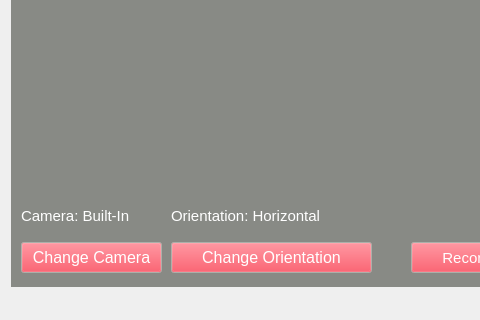
Above: leddargui/mainwindow.ui from SCCapstone/Sense-Able before the change; both pictures show x 0 to 480 and y 406 to 726 of the 892 by 726 pixel window. Below: the same form after it.
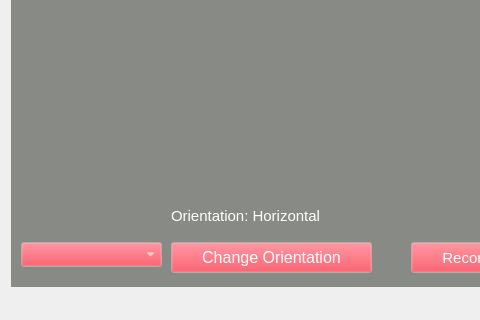
That is the form after the change.

Commit message: added the QComboBox that lists the current cameras that are plugged in and got rid of the old change camera method. closes #90

```diff
--- a/leddargui/mainwindow.ui
+++ b/leddargui/mainwindow.ui
@@ -413,88 +413,6 @@
            <string>Back</string>
           </property>
          </widget>
-         <widget class="QPushButton" name="changeCamera">
-          <property name="geometry">
-           <rect>
-            <x>10</x>
-            <y>620</y>
-            <width>141</width>
-            <height>31</height>
-           </rect>
-          </property>
-          <property name="palette">
-           <palette>
-            <active>
-             <colorrole role="Button">
-              <brush brushstyle="SolidPattern">
-               <color alpha="255">
-                <red>245</red>
-                <green>36</green>
-                <blue>54</blue>
-               </color>
-              </brush>
-             </colorrole>
-             <colorrole role="ButtonText">
-              <brush brushstyle="SolidPattern">
-               <color alpha="255">
-                <red>255</red>
-                <green>255</green>
-                <blue>255</blue>
-               </color>
-              </brush>
-             </colorrole>
-            </active>
-            <inactive>
-             <colorrole role="Button">
-              <brush brushstyle="SolidPattern">
-               <color alpha="255">
-                <red>245</red>
-                <green>36</green>
-                <blue>54</blue>
-               </color>
-              </brush>
-             </colorrole>
-             <colorrole role="ButtonText">
-              <brush brushstyle="SolidPattern">
-               <color alpha="255">
-                <red>255</red>
-                <green>255</green>
-                <blue>255</blue>
-               </color>
-              </brush>
-             </colorrole>
-            </inactive>
-            <disabled>
-             <colorrole role="Button">
-              <brush brushstyle="SolidPattern">
-               <color alpha="255">
-                <red>245</red>
-                <green>36</green>
-                <blue>54</blue>
-               </color>
-              </brush>
-             </colorrole>
-             <colorrole role="ButtonText">
-              <brush brushstyle="SolidPattern">
-               <color alpha="255">
-                <red>190</red>
-                <green>190</green>
-                <blue>190</blue>
-               </color>
-              </brush>
-             </colorrole>
-            </disabled>
-           </palette>
-          </property>
-          <property name="font">
-           <font>
-            <pointsize>12</pointsize>
-           </font>
-          </property>
-          <property name="text">
-           <string>Change Camera</string>
-          </property>
-         </widget>
          <widget class="QPushButton" name="changeOrient">
           <property name="geometry">
            <rect>
@@ -577,137 +495,6 @@
            <string>Change Orientation</string>
           </property>
          </widget>
-         <widget class="QLabel" name="cameraLabel">
-          <property name="geometry">
-           <rect>
-            <x>10</x>
-            <y>580</y>
-            <width>141</width>
-            <height>27</height>
-           </rect>
-          </property>
-          <property name="palette">
-           <palette>
-            <active>
-             <colorrole role="WindowText">
-              <brush brushstyle="SolidPattern">
-               <color alpha="255">
-                <red>255</red>
-                <green>255</green>
-                <blue>255</blue>
-               </color>
-              </brush>
-             </colorrole>
-             <colorrole role="Base">
-              <brush brushstyle="SolidPattern">
-               <color alpha="255">
-                <red>255</red>
-                <green>255</green>
-                <blue>255</blue>
-               </color>
-              </brush>
-             </colorrole>
-             <colorrole role="Window">
-              <brush brushstyle="SolidPattern">
-               <color alpha="255">
-                <red>255</red>
-                <green>255</green>
-                <blue>255</blue>
-               </color>
-              </brush>
-             </colorrole>
-             <colorrole role="ToolTipBase">
-              <brush brushstyle="SolidPattern">
-               <color alpha="255">
-                <red>255</red>
-                <green>255</green>
-                <blue>255</blue>
-               </color>
-              </brush>
-             </colorrole>
-            </active>
-            <inactive>
-             <colorrole role="WindowText">
-              <brush brushstyle="SolidPattern">
-               <color alpha="255">
-                <red>255</red>
-                <green>255</green>
-                <blue>255</blue>
-               </color>
-              </brush>
-             </colorrole>
-             <colorrole role="Base">
-              <brush brushstyle="SolidPattern">
-               <color alpha="255">
-                <red>255</red>
-                <green>255</green>
-                <blue>255</blue>
-               </color>
-              </brush>
-             </colorrole>
-             <colorrole role="Window">
-              <brush brushstyle="SolidPattern">
-               <color alpha="255">
-                <red>255</red>
-                <green>255</green>
-                <blue>255</blue>
-               </color>
-              </brush>
-             </colorrole>
-             <colorrole role="ToolTipBase">
-              <brush brushstyle="SolidPattern">
-               <color alpha="255">
-                <red>255</red>
-                <green>255</green>
-                <blue>255</blue>
-               </color>
-              </brush>
-             </colorrole>
-            </inactive>
-            <disabled>
-             <colorrole role="WindowText">
-              <brush brushstyle="SolidPattern">
-               <color alpha="255">
-                <red>190</red>
-                <green>190</green>
-                <blue>190</blue>
-               </color>
-              </brush>
-             </colorrole>
-             <colorrole role="Base">
-              <brush brushstyle="SolidPattern">
-               <color alpha="255">
-                <red>255</red>
-                <green>255</green>
-                <blue>255</blue>
-               </color>
-              </brush>
-             </colorrole>
-             <colorrole role="Window">
-              <brush brushstyle="SolidPattern">
-               <color alpha="255">
-                <red>255</red>
-                <green>255</green>
-                <blue>255</blue>
-               </color>
-              </brush>
-             </colorrole>
-             <colorrole role="ToolTipBase">
-              <brush brushstyle="SolidPattern">
-               <color alpha="255">
-                <red>255</red>
-                <green>255</green>
-                <blue>255</blue>
-               </color>
-              </brush>
-             </colorrole>
-            </disabled>
-           </palette>
-          </property>
-          <property name="text">
-           <string>Camera: Built-In</string>
-          </property>
-         </widget>
          <widget class="QLabel" name="orientLabel">
           <property name="geometry">
            <rect>
@@ -1201,17 +988,144 @@
            <string>Stop</string>
           </property>
          </widget>
+         <widget class="QComboBox" name="cameraComboBox">
+          <property name="geometry">
+           <rect>
+            <x>10</x>
+            <y>620</y>
+            <width>141</width>
+            <height>25</height>
+           </rect>
+          </property>
+          <property name="palette">
+           <palette>
+            <active>
+             <colorrole role="WindowText">
+              <brush brushstyle="SolidPattern">
+               <color alpha="255">
+                <red>255</red>
+                <green>255</green>
+                <blue>255</blue>
+               </color>
+              </brush>
+             </colorrole>
+             <colorrole role="Button">
+              <brush brushstyle="SolidPattern">
+               <color alpha="255">
+                <red>245</red>
+                <green>36</green>
+                <blue>54</blue>
+               </color>
+              </brush>
+             </colorrole>
+             <colorrole role="Text">
+              <brush brushstyle="SolidPattern">
+               <color alpha="255">
+                <red>255</red>
+                <green>255</green>
+                <blue>255</blue>
+               </color>
+              </brush>
+             </colorrole>
+             <colorrole role="ButtonText">
+              <brush brushstyle="SolidPattern">
+               <color alpha="255">
+                <red>255</red>
+                <green>255</green>
+                <blue>255</blue>
+               </color>
+              </brush>
+             </colorrole>
+            </active>
+            <inactive>
+             <colorrole role="WindowText">
+              <brush brushstyle="SolidPattern">
+               <color alpha="255">
+                <red>255</red>
+                <green>255</green>
+                <blue>255</blue>
+               </color>
+              </brush>
+             </colorrole>
+             <colorrole role="Button">
+              <brush brushstyle="SolidPattern">
+               <color alpha="255">
+                <red>245</red>
+                <green>36</green>
+                <blue>54</blue>
+               </color>
+              </brush>
+             </colorrole>
+             <colorrole role="Text">
+              <brush brushstyle="SolidPattern">
+               <color alpha="255">
+                <red>255</red>
+                <green>255</green>
+                <blue>255</blue>
+               </color>
+              </brush>
+             </colorrole>
+             <colorrole role="ButtonText">
+              <brush brushstyle="SolidPattern">
+               <color alpha="255">
+                <red>255</red>
+                <green>255</green>
+                <blue>255</blue>
+               </color>
+              </brush>
+             </colorrole>
+            </inactive>
+            <disabled>
+             <colorrole role="WindowText">
+              <brush brushstyle="SolidPattern">
+               <color alpha="255">
+                <red>190</red>
+                <green>190</green>
+                <blue>190</blue>
+               </color>
+              </brush>
+             </colorrole>
+             <colorrole role="Button">
+              <brush brushstyle="SolidPattern">
+               <color alpha="255">
+                <red>245</red>
+                <green>36</green>
+                <blue>54</blue>
+               </color>
+              </brush>
+             </colorrole>
+             <colorrole role="Text">
+              <brush brushstyle="SolidPattern">
+               <color alpha="255">
+                <red>190</red>
+                <green>190</green>
+                <blue>190</blue>
+               </color>
+              </brush>
+             </colorrole>
+             <colorrole role="ButtonText">
+              <brush brushstyle="SolidPattern">
+               <color alpha="255">
+                <red>190</red>
+                <green>190</green>
+                <blue>190</blue>
+               </color>
+              </brush>
+             </colorrole>
+            </disabled>
+           </palette>
+          </property>
+         </widget>
          <zorder>cameraView</zorder>
          <zorder>objectLabel</zorder>
          <zorder>backButtonGo</zorder>
-         <zorder>changeCamera</zorder>
          <zorder>changeOrient</zorder>
-         <zorder>cameraLabel</zorder>
          <zorder>orientLabel</zorder>
          <zorder>go_StreamFromDevice_button</zorder>
          <zorder>go_ReadFromFile_button</zorder>
          <zorder>go_Record_button</zorder>
          <zorder>go_StopAll_button</zorder>
+         <zorder>cameraComboBox</zorder>
         </widget>
         <widget class="QWidget" name="Page_Home">
          <layout class="QHBoxLayout" name="horizontalLayout_4">
```
The commit also changes 3 other files.
